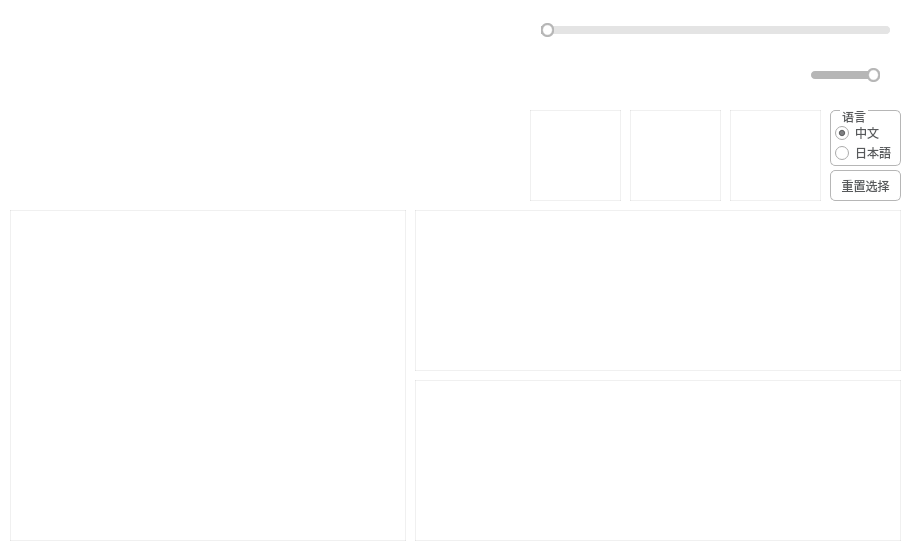
This is mainwindow.ui in IDKiro/Xenoblade2Voice as Qt 5 draws it before an edit. The edited form follows.
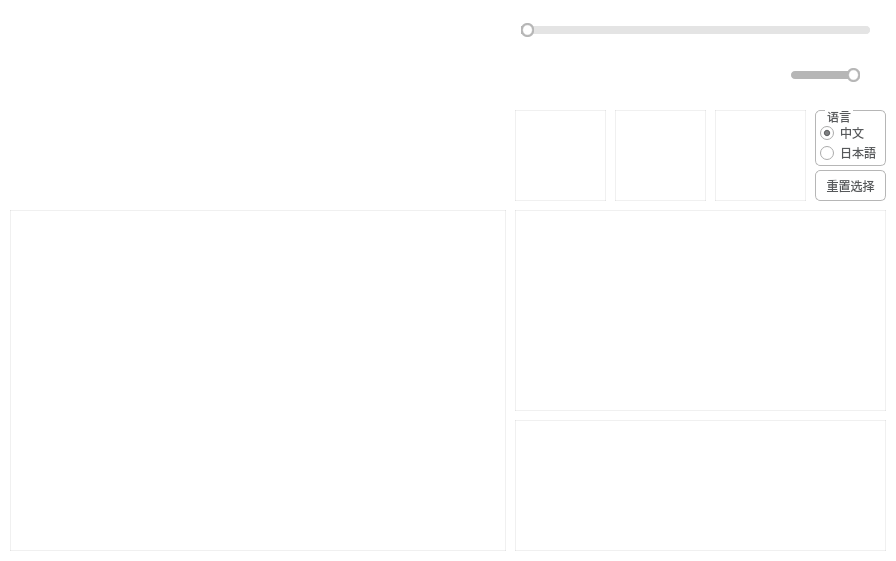
This is the edited form. Icons and pictures are not drawn.

What changed in the file:
```diff
--- a/mainwindow.ui
+++ b/mainwindow.ui
@@ -6,8 +6,8 @@
    <rect>
     <x>0</x>
     <y>0</y>
-    <width>916</width>
-    <height>551</height>
+    <width>896</width>
+    <height>561</height>
    </rect>
   </property>
   <property name="sizePolicy">
@@ -659,12 +659,17 @@
    <widget class="QListWidget" name="listWidget">
     <property name="geometry">
      <rect>
-      <x>415</x>
-      <y>380</y>
-      <width>486</width>
-      <height>161</height>
+      <x>515</x>
+      <y>420</y>
+      <width>371</width>
+      <height>131</height>
      </rect>
     </property>
+    <property name="font">
+     <font>
+      <pointsize>10</pointsize>
+     </font>
+    </property>
     <property name="focusPolicy">
      <enum>Qt::NoFocus</enum>
     </property>
@@ -683,11 +688,8 @@
     <property name="movement">
      <enum>QListView::Static</enum>
     </property>
-    <property name="viewMode">
-     <enum>QListView::ListMode</enum>
-    </property>
-    <property name="currentRow">
-     <number>-1</number>
+    <property name="wordWrap">
+     <bool>true</bool>
     </property>
    </widget>
    <widget class="QGraphicsView" name="graphicsView_title">
@@ -696,7 +698,7 @@
       <x>0</x>
       <y>0</y>
       <width>512</width>
-      <height>191</height>
+      <height>200</height>
      </rect>
     </property>
     <property name="frameShape">
@@ -712,7 +714,7 @@
    <widget class="QWidget" name="horizontalLayoutWidget">
     <property name="geometry">
      <rect>
-      <x>530</x>
+      <x>510</x>
       <y>50</y>
       <width>191</width>
       <height>51</height>
@@ -832,7 +834,7 @@
    <widget class="QWidget" name="horizontalLayoutWidget_2">
     <property name="geometry">
      <rect>
-      <x>750</x>
+      <x>730</x>
       <y>50</y>
       <width>141</width>
       <height>51</height>
@@ -907,10 +909,15 @@
      <rect>
       <x>10</x>
       <y>210</y>
-      <width>396</width>
-      <height>331</height>
+      <width>496</width>
+      <height>341</height>
      </rect>
     </property>
+    <property name="font">
+     <font>
+      <pointsize>8</pointsize>
+     </font>
+    </property>
     <property name="styleSheet">
      <string notr="true">border-color: rgba(0, 0, 0, 15);</string>
     </property>
@@ -951,7 +958,7 @@
    <widget class="QGraphicsView" name="graphicsView_char_1">
     <property name="geometry">
      <rect>
-      <x>530</x>
+      <x>515</x>
       <y>110</y>
       <width>91</width>
       <height>91</height>
@@ -973,7 +980,7 @@
    <widget class="QGraphicsView" name="graphicsView_char_2">
     <property name="geometry">
      <rect>
-      <x>630</x>
+      <x>615</x>
       <y>110</y>
       <width>91</width>
       <height>91</height>
@@ -995,7 +1002,7 @@
    <widget class="QGraphicsView" name="graphicsView_char_3">
     <property name="geometry">
      <rect>
-      <x>730</x>
+      <x>715</x>
       <y>110</y>
       <width>91</width>
       <height>91</height>
@@ -1017,7 +1024,7 @@
    <widget class="QGroupBox" name="groupBox">
     <property name="geometry">
      <rect>
-      <x>830</x>
+      <x>815</x>
       <y>110</y>
       <width>71</width>
       <height>56</height>
@@ -1059,7 +1066,7 @@
    <widget class="QPushButton" name="reset">
     <property name="geometry">
      <rect>
-      <x>830</x>
+      <x>815</x>
       <y>170</y>
       <width>71</width>
       <height>31</height>
@@ -1072,7 +1079,7 @@
    <widget class="QWidget" name="verticalLayoutWidget">
     <property name="geometry">
      <rect>
-      <x>530</x>
+      <x>510</x>
       <y>10</y>
       <width>371</width>
       <height>42</height>
@@ -1103,12 +1110,17 @@
    <widget class="QListWidget" name="listWidget_talk">
     <property name="geometry">
      <rect>
-      <x>415</x>
+      <x>515</x>
       <y>210</y>
-      <width>486</width>
-      <height>161</height>
+      <width>371</width>
+      <height>201</height>
      </rect>
     </property>
+    <property name="font">
+     <font>
+      <pointsize>10</pointsize>
+     </font>
+    </property>
     <property name="focusPolicy">
      <enum>Qt::NoFocus</enum>
     </property>
```
Left out of the diff: 14 changed lines with no effect on the pictures.
